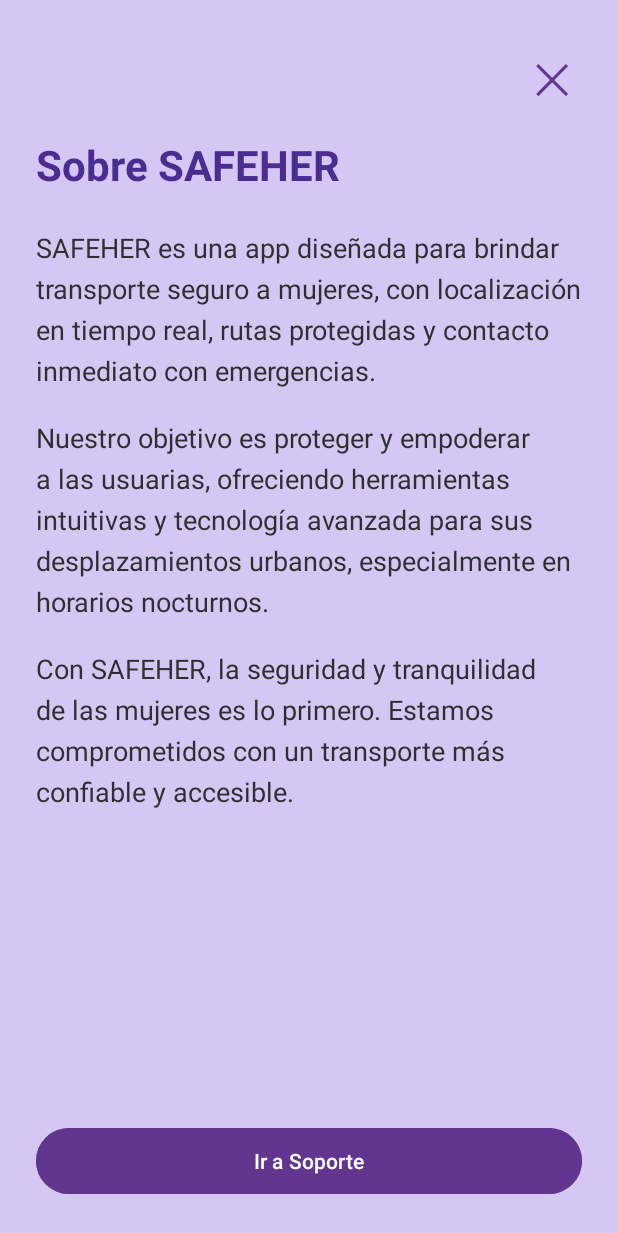
After one commit to micky16jhons24/safeher, an Android app: the SobreNosotrosActivity screen opened directly, with no data from a screen before it, on a phone screen of 412 x 824 dp. The commit adds this screen. Shown: the top 1233 px of the screen. Run offline under Robolectric (Android 15) with nearby library versions, the phone set to English and light mode, and no system bars; Roboto replaces fonts that are not available here.

Commit message:
sobre nosotros

```diff
--- a/app/src/main/AndroidManifest.xml
+++ b/app/src/main/AndroidManifest.xml
@@ -19,6 +19,9 @@
         android:supportsRtl="true"
         android:theme="@style/Theme.SAFEHER20"
         tools:targetApi="31">
+        <activity
+            android:name=".SobreNosotrosActivity"
+            android:exported="false" />
         <activity
             android:name=".AyudaActivity"
             android:exported="false" />
--- a/app/src/main/java/com/example/safeher20/MenuLateralActivity.java
+++ b/app/src/main/java/com/example/safeher20/MenuLateralActivity.java
@@ -1,5 +1,6 @@
 package com.example.safeher20;
 
+import android.annotation.SuppressLint;
 import android.content.Intent;
 import android.os.Bundle;
 
@@ -7,6 +8,7 @@ import androidx.appcompat.app.AppCompatActivity;
 
 public class MenuLateralActivity extends AppCompatActivity {
 
+    @SuppressLint("MissingInflatedId")
     @Override
     protected void onCreate(Bundle savedInstanceState) {
         super.onCreate(savedInstanceState);
@@ -45,8 +47,9 @@ public class MenuLateralActivity extends AppCompatActivity {
             // Acción Seguridad
         });
 
-        findViewById(R.id.opcionSobre).setOnClickListener(v -> {
-            // Acción Sobre
+        findViewById(R.id.opcionSobreNosotros).setOnClickListener(v -> {
+            Intent intent = new Intent(MenuLateralActivity.this, SobreNosotrosActivity.class);
+            startActivity(intent);
         });
     }
 }
--- /dev/null
+++ b/app/src/main/java/com/example/safeher20/SobreNosotrosActivity.java
@@ -0,0 +1,30 @@
+package com.example.safeher20;
+
+import android.content.Intent;
+import android.os.Bundle;
+import android.widget.Button;
+import android.widget.TextView;
+
+import androidx.appcompat.app.AppCompatActivity;
+
+public class SobreNosotrosActivity extends AppCompatActivity {
+
+    @Override
+    protected void onCreate(Bundle savedInstanceState) {
+        super.onCreate(savedInstanceState);
+        setContentView(R.layout.activity_sobre_nosotros);
+
+        TextView btnCerrar = findViewById(R.id.btnCerrar);
+        if (btnCerrar != null) {
+            btnCerrar.setOnClickListener(v -> finish());
+        }
+
+        Button btnAyuda = findViewById(R.id.btnAyuda);
+        btnAyuda.setOnClickListener(v -> {
+            Intent intent = new Intent(SobreNosotrosActivity.this, AyudaActivity.class);
+            startActivity(intent);
+        });
+
+
+    }
+}
--- a/app/src/main/res/layout/activity_main.xml
+++ b/app/src/main/res/layout/activity_main.xml
@@ -5,7 +5,7 @@
     android:id="@+id/main"
     android:layout_width="match_parent"
     android:layout_height="match_parent"
-    android:background="#F7D8E4"
+    android:background="#C2B2C9"
     tools:context=".MainActivity">
 
     <ImageView
--- a/app/src/main/res/layout/activity_menu_lateral.xml
+++ b/app/src/main/res/layout/activity_menu_lateral.xml
@@ -117,7 +117,7 @@
 
             <!-- Opción: Sobre Nosotros -->
             <TextView
-                android:id="@+id/opcionSobre"
+                android:id="@+id/opcionSobreNosotros"
                 android:layout_width="match_parent"
                 android:layout_height="wrap_content"
                 android:paddingHorizontal="8dp"
--- /dev/null
+++ b/app/src/main/res/layout/activity_sobre_nosotros.xml
@@ -0,0 +1,94 @@
+<?xml version="1.0" encoding="utf-8"?>
+<RelativeLayout
+    xmlns:android="http://schemas.android.com/apk/res/android"
+    android:background="#D4C7F4"
+    android:layout_width="match_parent"
+    android:layout_height="match_parent"
+    android:padding="24dp">
+
+    <!-- Botón cerrar -->
+    <TextView
+        android:id="@+id/btnCerrar"
+        android:layout_width="wrap_content"
+        android:layout_height="wrap_content"
+        android:text="✕"
+        android:textSize="28sp"
+        android:textColor="#623690"
+        android:layout_alignParentTop="true"
+        android:layout_alignParentEnd="true"
+        android:padding="8dp"
+        android:clickable="true"
+        android:focusable="true" />
+
+    <!-- Contenido desplazable -->
+    <ScrollView
+        android:id="@+id/scrollView"
+        android:layout_width="match_parent"
+        android:layout_height="match_parent"
+        android:layout_below="@id/btnCerrar"
+        android:layout_above="@id/btnAyuda"
+        android:layout_marginTop="12dp"
+        android:overScrollMode="never">
+
+        <LinearLayout
+            android:layout_width="match_parent"
+            android:layout_height="wrap_content"
+            android:orientation="vertical">
+
+            <TextView
+                android:id="@+id/tituloSobreNosotros"
+                android:layout_width="wrap_content"
+                android:layout_height="wrap_content"
+                android:text="Sobre SAFEHER"
+                android:textSize="28sp"
+                android:textColor="#4B2C91"
+                android:textStyle="bold"
+                android:layout_marginBottom="24dp" />
+
+            <TextView
+                android:id="@+id/textoDescripcion"
+                android:layout_width="match_parent"
+                android:layout_height="wrap_content"
+                android:textColor="#2F2F2F"
+                android:textSize="18sp"
+                android:lineSpacingExtra="6dp"
+                android:text="SAFEHER es una app diseñada para brindar transporte seguro a mujeres, con localización en tiempo real, rutas protegidas y contacto inmediato con emergencias."
+                android:layout_marginBottom="20dp" />
+
+            <TextView
+                android:id="@+id/textoObjetivo"
+                android:layout_width="match_parent"
+                android:layout_height="wrap_content"
+                android:textColor="#2F2F2F"
+                android:textSize="18sp"
+                android:lineSpacingExtra="6dp"
+                android:text="Nuestro objetivo es proteger y empoderar a las usuarias, ofreciendo herramientas intuitivas y tecnología avanzada para sus desplazamientos urbanos, especialmente en horarios nocturnos."
+                android:layout_marginBottom="20dp" />
+
+            <TextView
+                android:id="@+id/textoValor"
+                android:layout_width="match_parent"
+                android:layout_height="wrap_content"
+                android:textColor="#2F2F2F"
+                android:textSize="18sp"
+                android:lineSpacingExtra="6dp"
+                android:text="Con SAFEHER, la seguridad y tranquilidad de las mujeres es lo primero. Estamos comprometidos con un transporte más confiable y accesible."
+                android:layout_marginBottom="24dp" />
+
+        </LinearLayout>
+    </ScrollView>
+
+    <!-- Botón para ir a Ayuda -->
+    <Button
+        android:id="@+id/btnAyuda"
+        android:layout_width="match_parent"
+        android:layout_height="52dp"
+        android:text="Ir a Soporte"
+        android:textColor="#FFFFFF"
+        android:backgroundTint="#623690"
+        android:textAllCaps="false"
+        android:layout_alignParentBottom="true"
+        android:elevation="6dp"
+        android:layout_marginTop="16dp" />
+
+</RelativeLayout>
```
